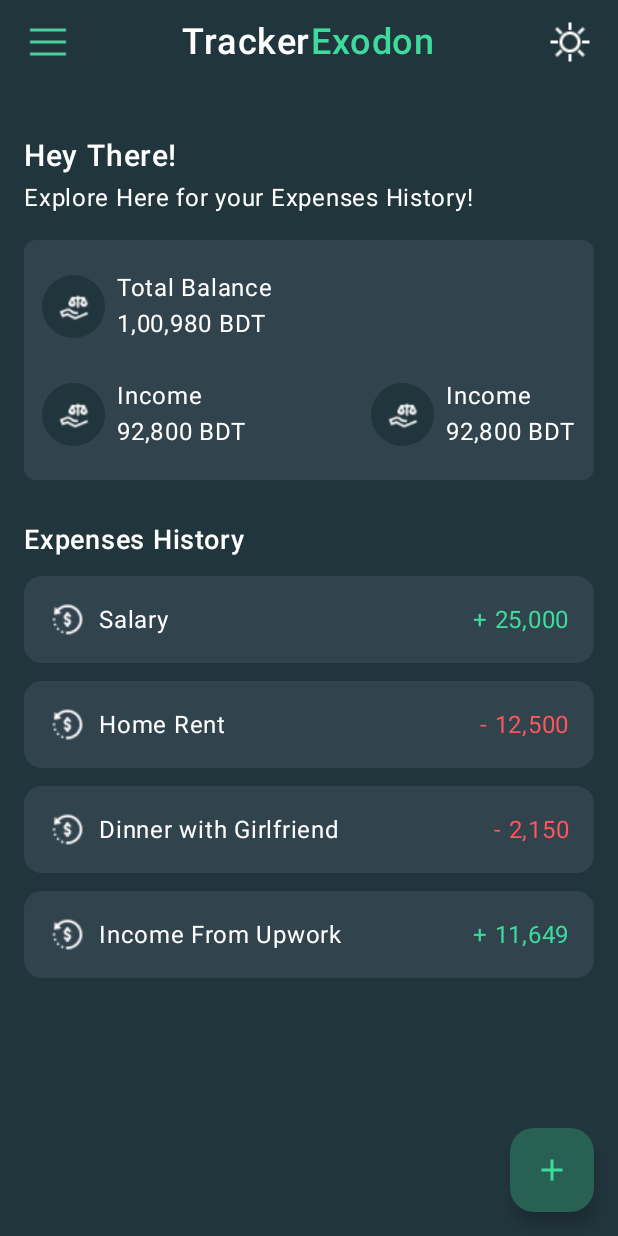
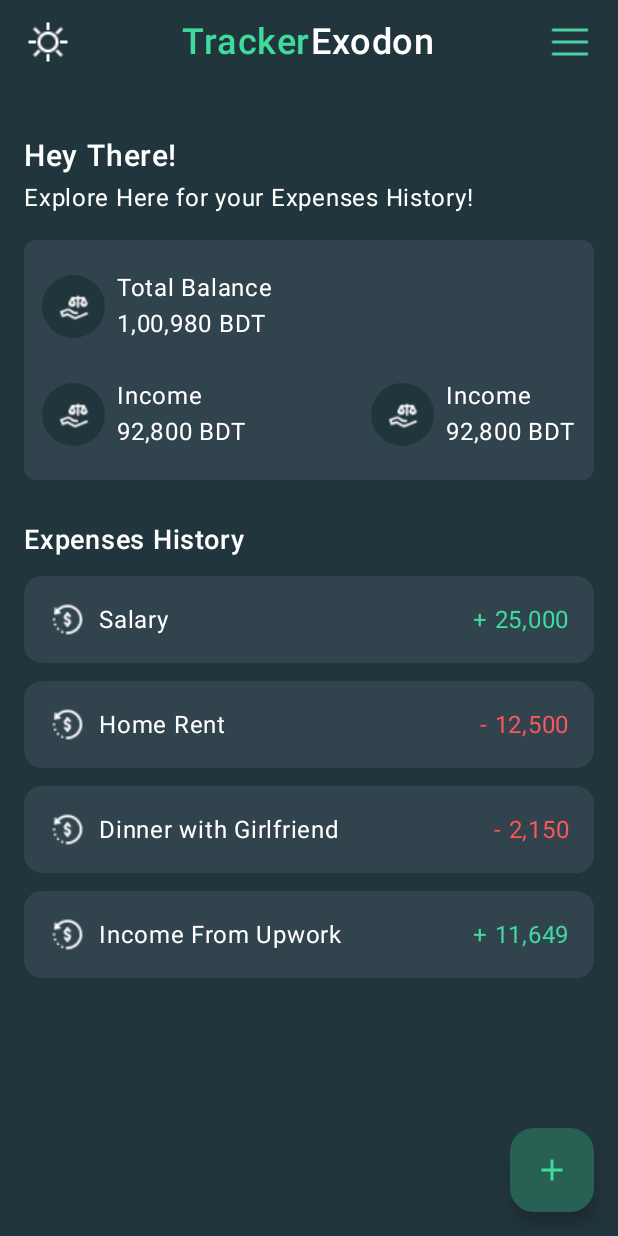
Before and after one commit to imtiazshawn/Tracker_Exodon, an Android app built with Jetpack Compose: the screen it shows after launch (MainActivity), on a phone screen of 412 x 824 dp. Run offline under Robolectric (Android 15) with nearby library versions, the light colour scheme and no system bars; our stand-ins replace accompanist.

Commit message:
Header Fixing

```diff
--- a/app/src/main/java/com/example/trackerexodon/components/Header.kt
+++ b/app/src/main/java/com/example/trackerexodon/components/Header.kt
@@ -26,27 +26,28 @@ fun Header() {
         verticalAlignment = Alignment.CenterVertically,
         horizontalArrangement = Arrangement.SpaceBetween
     ) {
+
         Image(
-            painter = painterResource(id = R.drawable.ic_menu),
+            painter = painterResource(id = R.drawable.ic_sun),
             contentDescription = null,
             modifier = Modifier.size(32.dp)
         )
         Row(verticalAlignment = Alignment.CenterVertically) {
             Text(
                 text = "Tracker",
-                color = Color(0xFFFFFFFF),
+                color = Color(0xFF3FDB9D),
                 fontSize = 24.sp,
                 fontWeight = FontWeight.SemiBold
             )
             Text(
                 text = "Exodon",
-                color = Color(0xFF3FDB9D),
+                color = Color(0xFFFFFFFF),
                 fontSize = 24.sp,
                 fontWeight = FontWeight.SemiBold
             )
         }
         Image(
-            painter = painterResource(id = R.drawable.ic_sun),
+            painter = painterResource(id = R.drawable.ic_menu),
             contentDescription = null,
             modifier = Modifier.size(32.dp)
         )
```
